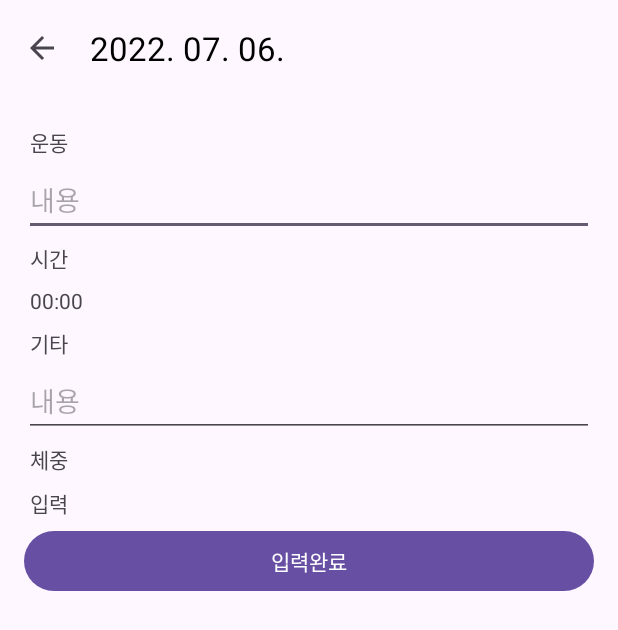
After one commit to parkkh220706/FitnessDiary, an Android app: the EditActivity screen opened directly, with no data from a screen before it, on a phone screen of 412 x 824 dp. The commit adds this screen. Shown: the top 630 px of the screen. Run offline under Robolectric (Android 15) with nearby library versions, the phone set to English and light mode, and no system bars; 1 statement that could not run was skipped.

```diff
--- a/app/src/main/AndroidManifest.xml
+++ b/app/src/main/AndroidManifest.xml
@@ -13,6 +13,9 @@
         android:theme="@style/Theme.FitnessDiary"
         tools:targetApi="31">
         <activity
+            android:name=".EditActivity"
+            android:exported="false" />
+        <activity
             android:name=".WeightActivity"
             android:exported="false" />
         <activity
--- /dev/null
+++ b/app/src/main/java/com/hong_dev/fitnessdiary/EditActivity.kt
@@ -0,0 +1,63 @@
+package com.hong_dev.fitnessdiary
+
+import androidx.appcompat.app.AppCompatActivity
+import android.os.Bundle
+import android.widget.NumberPicker
+import androidx.appcompat.app.AlertDialog
+import com.hong_dev.fitnessdiary.databinding.ActivityEditBinding
+
+class EditActivity : AppCompatActivity() {
+
+    lateinit var binding: ActivityEditBinding
+    var date: String = "2022. 07. 06."
+
+    override fun onCreate(savedInstanceState: Bundle?) {
+        super.onCreate(savedInstanceState)
+        binding = ActivityEditBinding.inflate(layoutInflater)
+        setContentView(binding.root)
+        setSupportActionBar(binding.toolbar)
+        supportActionBar!!.setDisplayHomeAsUpEnabled(true)
+        date = intent.getStringExtra("date").toString()
+        supportActionBar!!.title = date
+
+        binding.tvDate.setOnClickListener { showTimePickerDialog() }
+
+        binding.btnDone.setOnClickListener { clickDone() }
+    }
+
+    override fun onSupportNavigateUp(): Boolean {
+        onBackPressedDispatcher.onBackPressed()
+        return super.onSupportNavigateUp()
+    }
+
+    fun showTimePickerDialog(){
+        val dialogView = layoutInflater.inflate(R.layout.dialog_timepicker, null)
+        val numberPicker1 = dialogView.findViewById<NumberPicker>(R.id.numberPicker1)
+        val numberPicker2 = dialogView.findViewById<NumberPicker>(R.id.numberPicker2)
+
+        numberPicker1.minValue = 0
+        numberPicker1.maxValue = 12
+        numberPicker2.minValue = 0
+        numberPicker2.maxValue = 59
+
+        val builder = AlertDialog.Builder(this)
+        builder.setView(dialogView)
+            .setPositiveButton("확인") { dialogInterface, i ->
+                val selectedHour = numberPicker1.value
+                val selectedMinute = numberPicker2.value
+                val selectedTime = String.format("%02d:%02d", selectedHour, selectedMinute)
+                binding.tvDate.text = selectedTime
+
+
+            }
+            .setNegativeButton("취소") { dialogInterface, i ->
+                dialogInterface.dismiss()
+            }
+            val dialog = builder.create()
+            dialog.show()
+    }
+
+    fun clickDone(){
+
+    }
+}
--- /dev/null
+++ b/app/src/main/res/layout/activity_edit.xml
@@ -0,0 +1,91 @@
+<?xml version="1.0" encoding="utf-8"?>
+<androidx.appcompat.widget.LinearLayoutCompat xmlns:android="http://schemas.android.com/apk/res/android"
+    xmlns:app="http://schemas.android.com/apk/res-auto"
+    xmlns:tools="http://schemas.android.com/tools"
+    android:layout_width="match_parent"
+    android:layout_height="match_parent"
+    android:orientation="vertical"
+    tools:context=".EditActivity">
+
+    <com.google.android.material.appbar.AppBarLayout
+        android:layout_width="match_parent"
+        android:layout_height="wrap_content">
+
+        <androidx.appcompat.widget.Toolbar
+            android:layout_width="match_parent"
+            android:layout_height="wrap_content"
+            app:titleTextColor="@color/black"
+            app:layout_scrollFlags="scroll"
+            android:id="@+id/toolbar"/>
+
+    </com.google.android.material.appbar.AppBarLayout>
+
+    <androidx.appcompat.widget.LinearLayoutCompat
+        android:layout_width="match_parent"
+        android:layout_height="wrap_content"
+        android:orientation="vertical"
+
+        android:padding="16dp">
+
+        <TextView
+            android:padding="4dp"
+            android:layout_width="wrap_content"
+            android:layout_height="wrap_content"
+            android:text="운동"/>
+
+        <EditText
+            android:layout_width="match_parent"
+            android:layout_height="wrap_content"
+            android:hint="내용"/>
+
+        <TextView
+            android:padding="4dp"
+            android:layout_width="wrap_content"
+            android:layout_height="wrap_content"
+            android:text="시간"/>
+
+        <TextView
+            android:id="@+id/tv_date"
+            android:padding="4dp"
+            android:layout_width="wrap_content"
+            android:layout_height="wrap_content"
+            android:text="00:00"/>
+
+        <TextView
+            android:padding="4dp"
+            android:layout_width="wrap_content"
+            android:layout_height="wrap_content"
+            android:text="기타"/>
+
+        <EditText
+            android:layout_width="match_parent"
+            android:layout_height="wrap_content"
+            android:hint="내용"/>
+
+        <TextView
+            android:padding="4dp"
+            android:layout_width="wrap_content"
+            android:layout_height="wrap_content"
+            android:text="체중"/>
+
+        <TextView
+            android:id="@+id/tv_weight"
+            android:padding="4dp"
+            android:layout_width="wrap_content"
+            android:layout_height="wrap_content"
+            android:text="입력"/>
+
+        <Button
+            android:id="@+id/btn_done"
+            android:layout_width="match_parent"
+            android:layout_height="wrap_content"
+            android:text="입력완료"/>
+
+
+
+
+    </androidx.appcompat.widget.LinearLayoutCompat>
+
+
+
+</androidx.appcompat.widget.LinearLayoutCompat>
```
Also changed, not shown: app/src/main/java/com/hong_dev/fitnessdiary/MainActivity.kt (+8 -3 lines), app/src/main/res/drawable/bg_timedialog.xml (added, +16 -0 lines), app/src/main/res/layout/dialog_timepicker.xml (added, +36 -0 lines).
